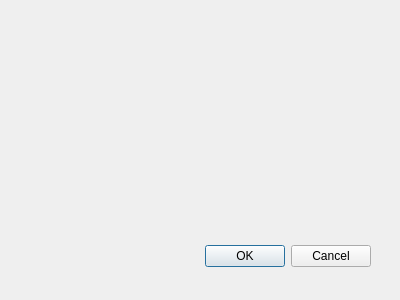
This is dialog.ui in dlopezabril/python_qt as Qt 5 draws it before an edit. The edited form follows.
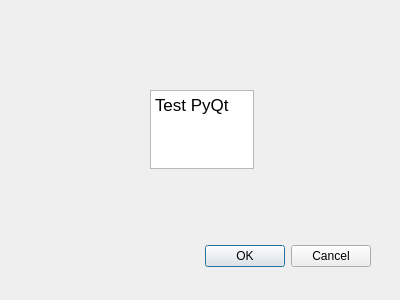
This is the edited form.

What changed in the file:
```diff
--- a/dialog.ui
+++ b/dialog.ui
@@ -29,6 +29,23 @@
     <set>QDialogButtonBox::Cancel|QDialogButtonBox::Ok</set>
    </property>
   </widget>
+  <widget class="QTextEdit" name="textEdit">
+   <property name="geometry">
+    <rect>
+     <x>150</x>
+     <y>90</y>
+     <width>104</width>
+     <height>79</height>
+    </rect>
+   </property>
+   <property name="html">
+    <string>&lt;!DOCTYPE HTML PUBLIC &quot;-//W3C//DTD HTML 4.0//EN&quot; &quot;http://www.w3.org/TR/REC-html40/strict.dtd&quot;&gt;
+&lt;html&gt;&lt;head&gt;&lt;meta name=&quot;qrichtext&quot; content=&quot;1&quot; /&gt;&lt;style type=&quot;text/css&quot;&gt;
+p, li { white-space: pre-wrap; }
+&lt;/style&gt;&lt;/head&gt;&lt;body style=&quot; font-family:'.SF NS Text'; font-size:13pt; font-weight:400; font-style:normal;&quot;&gt;
+&lt;p style=&quot; margin-top:0px; margin-bottom:0px; margin-left:0px; margin-right:0px; -qt-block-indent:0; text-indent:0px;&quot;&gt;Test PyQt&lt;/p&gt;&lt;/body&gt;&lt;/html&gt;</string>
+   </property>
+  </widget>
  </widget>
  <resources/>
  <connections>
```
